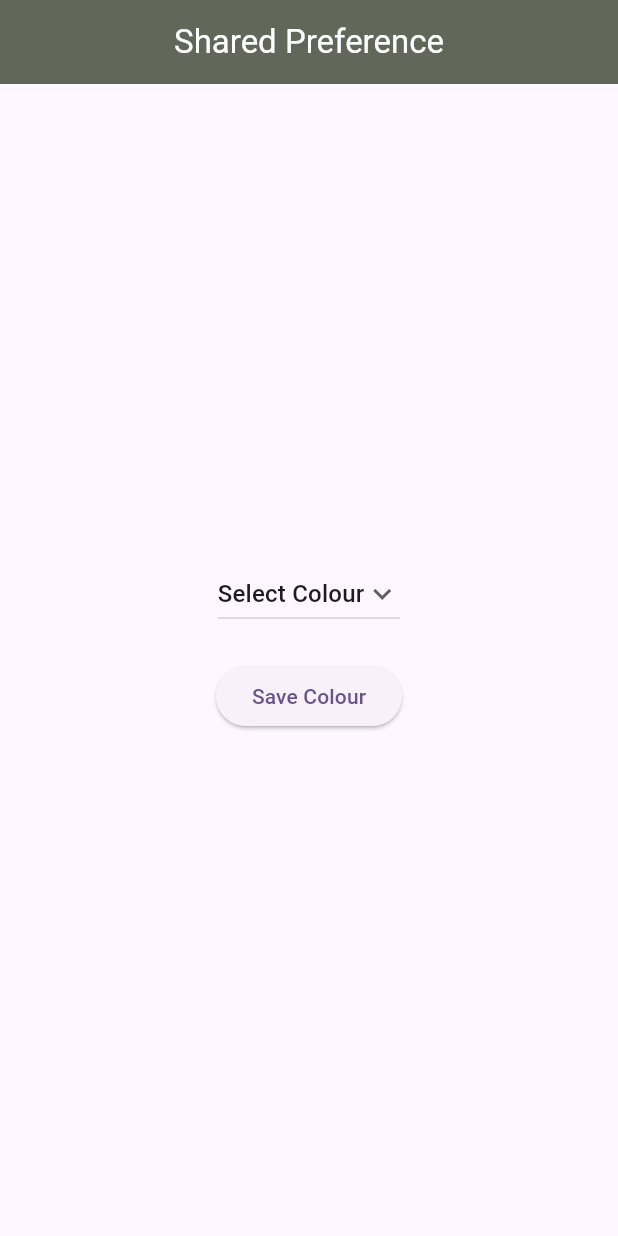
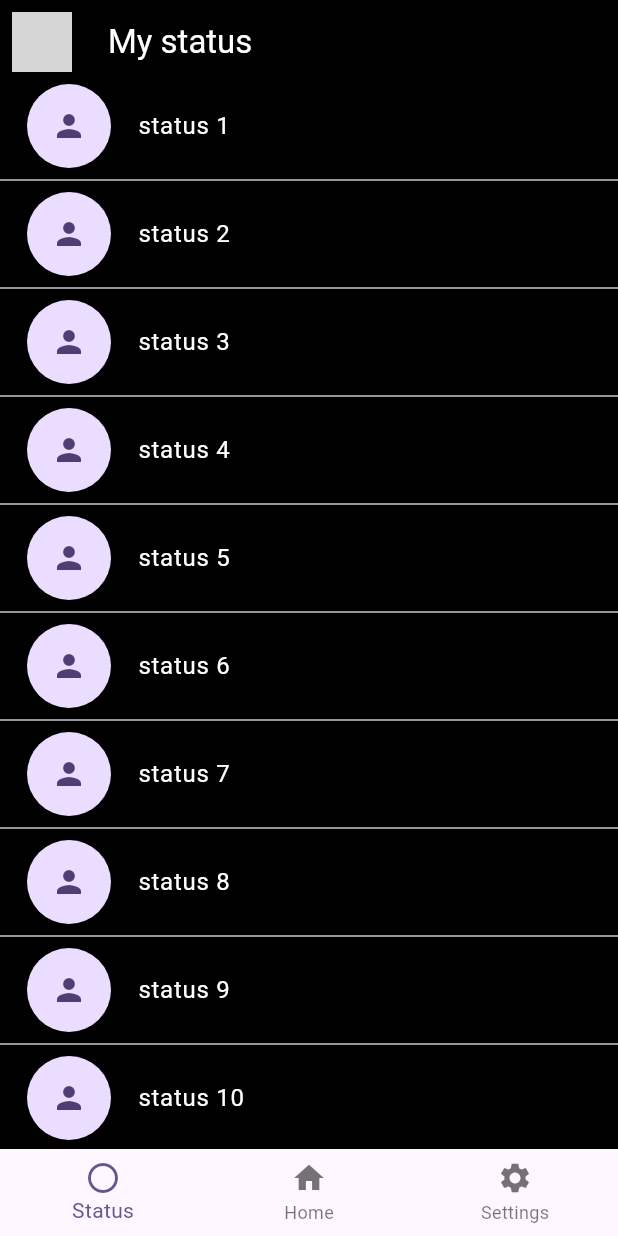
Before and after one commit to heyyashid/flutter-space, a Flutter app: the screen it shows after launch, on a phone screen of 412 x 824 dp. Run offline on Flutter 3.47's test engine with Material 3 defaults, Android fonts, the phone set to English and light mode, and no system bars; our stand-ins replace fluttertoast, image_picker, shared_preferences; network calls fail; key blocks and very long unbroken strings in the code were emptied for the run; grey boxes are pictures that could not be loaded.

Commit message:
10-10-24-whatsapp

```diff
--- /dev/null
+++ b/lib/10-10-24-whatsapp/bottom_bar.dart
@@ -0,0 +1,40 @@
+import 'package:flutter/material.dart';
+import 'package:sample/10-10-24-whatsapp/home.dart';
+import 'package:sample/10-10-24-whatsapp/status.dart';
+
+class BottomBarEx extends StatefulWidget {
+  const BottomBarEx({super.key});
+
+  @override
+  State<BottomBarEx> createState() => _BottomBarExState();
+}
+
+class _BottomBarExState extends State<BottomBarEx> {
+  int _selectIndex = 0;
+
+List bottomItems = [
+
+    Wpstatus(),
+    wpHome(),
+    Center(child: Text('Settings'),),
+];
+
+
+  @override
+  Widget build(BuildContext context) {
+    return  Scaffold(
+      bottomNavigationBar: BottomNavigationBar(items: [
+        BottomNavigationBarItem(icon: Icon(Icons.circle_outlined),label: 'Status'),
+                BottomNavigationBarItem(icon: Icon(Icons.home),label: 'Home'),
+        BottomNavigationBarItem(icon: Icon(Icons.settings),label: 'Settings'),
+      ],
+      onTap: (value) {
+        setState(() {
+          _selectIndex = value;
+        });
+      },
+      ),
+      body: bottomItems[_selectIndex]
+    );
+  }
+}
--- /dev/null
+++ b/lib/10-10-24-whatsapp/status.dart
@@ -0,0 +1,56 @@
+import 'package:flutter/material.dart';
+
+class Wpstatus extends StatefulWidget {
+  const Wpstatus({super.key});
+
+  @override
+  State<Wpstatus> createState() => _WpstatusState();
+}
+
+class _WpstatusState extends State<Wpstatus> {
+  @override
+  Widget build(BuildContext context) {
+    return Scaffold(
+      appBar: AppBar(
+        leading:Padding(
+          padding: const EdgeInsets.all(8.0),
+          child: CircleAvatar(
+            radius: 30,
+                  backgroundImage: NetworkImage('https://via.placeholder.com/150'),
+                ),
+        ) ,
+        backgroundColor: Colors.black,
+        title: Text("My status",style: TextStyle(color: Colors.white),),
+
+
+      ),
+      backgroundColor: Colors.black,
+
+      body: SafeArea(
+        child: ListView.separated(
+          itemBuilder: (context, index) {
+            return ListTile(
+              leading: CircleAvatar(
+                radius: 30,
+                child: Icon(Icons.person),
+              ),
+              title: Text("status ${index + 1}",style: TextStyle(color: Colors.white),),
+
+
+
+            );
+          },
+           separatorBuilder: (context,index){
+            return Divider();
+
+           },
+            itemCount: 15),
+
+
+
+      ),
+
+
+    );
+  }
+}
--- a/lib/main.dart
+++ b/lib/main.dart
@@ -4,6 +4,10 @@ import 'package:sample/03-10-24-task/bus_booking.dart';
 import 'package:sample/03-10-24-task/confirmpage.dart';
 import 'package:sample/03-10-24-task/homepage.dart';
 import 'package:sample/09-10-24-task/shared_preference.dart';
+import 'package:sample/10-10-24-whatsapp/bottom_bar.dart';
+import 'package:sample/10-10-24-whatsapp/calls.dart';
+import 'package:sample/10-10-24-whatsapp/home.dart';
+import 'package:sample/10-10-24-whatsapp/status.dart';
 import 'package:sample/17-09-24_task/chessboard.dart';
 import 'package:sample/30-09-24-task/firstpage.dart';
 import 'package:sample/27-09-24-task/home.dart';
@@ -42,7 +46,7 @@ class MyApp extends StatelessWidget {
     //  },
     //  initialRoute: "homepage",
 
-      home:Preference(),
+      home:BottomBarEx(),
     );
   }
 }
```
Also changed, not shown: lib/10-10-24-whatsapp/calls.dart (added, +49 -0 lines), lib/10-10-24-whatsapp/home.dart (added, +70 -0 lines).
